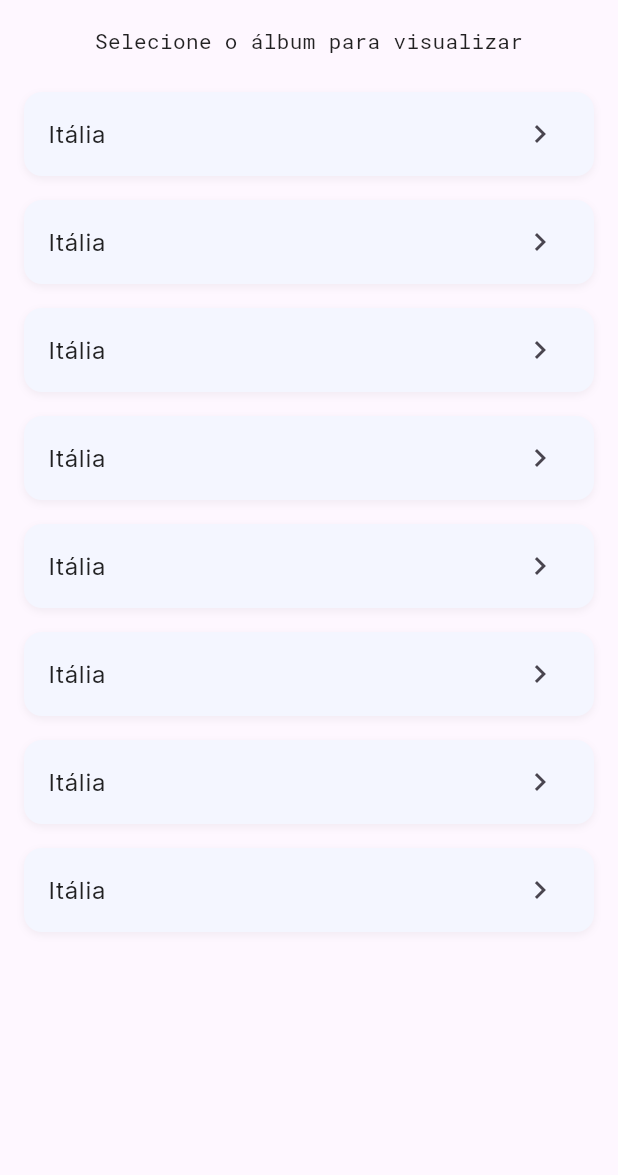
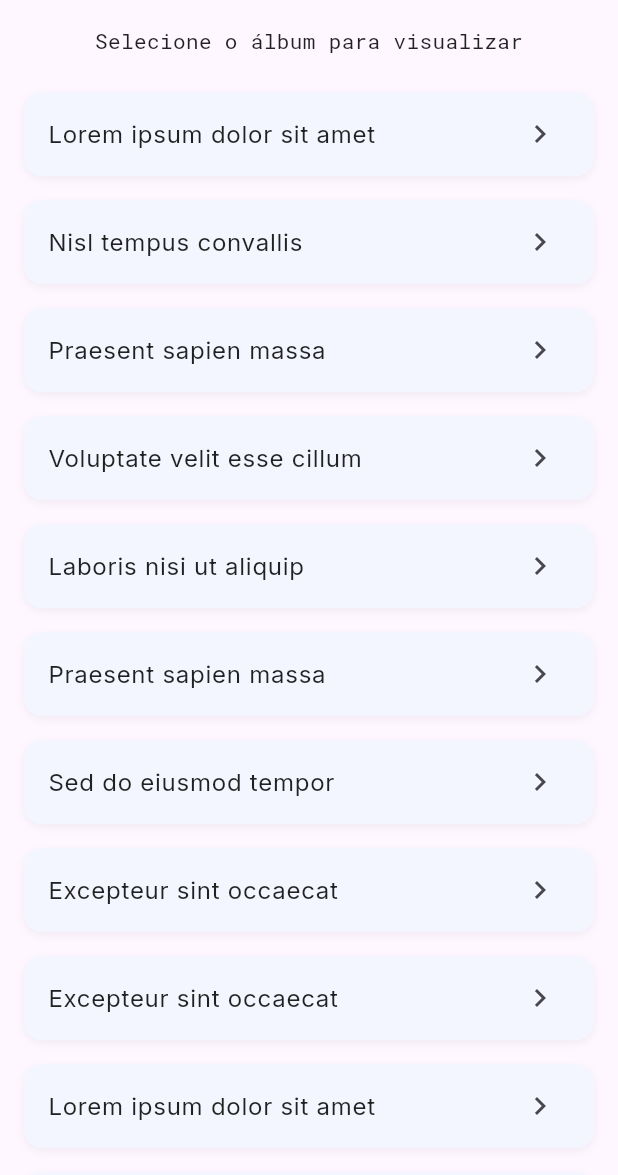
Before and after one commit to juliaam/flutter-project, a Flutter app: the screen it shows after launch, on a phone screen of 412 x 824 dp, the part 61-1236 px from its top. Run offline on Flutter 3.47's test engine with Material 3 defaults, Android fonts, the phone set to English and light mode, and no system bars; our stand-ins replace google_fonts.

```diff
--- a/lib/main.dart
+++ b/lib/main.dart
@@ -1,5 +1,8 @@
+import 'dart:math';
 import 'package:flutter/material.dart';
 import 'package:google_fonts/google_fonts.dart';
+import 'package:uuid/uuid.dart';
+
 
 void main() {
   runApp(const MyApp());
@@ -11,7 +14,7 @@ class MyApp extends StatelessWidget {
   @override
   Widget build(BuildContext context) {
     return MaterialApp(
-      title: 'Álbuns App',
+      title: 'Álbums App',
       theme: ThemeData(
         textTheme: GoogleFonts.interTextTheme(),
         useMaterial3: true,
@@ -22,8 +25,53 @@ class MyApp extends StatelessWidget {
   }
 }
 
-class AlbumListPage extends StatelessWidget {
+class AlbumListPage extends StatefulWidget {
   const AlbumListPage({super.key});
+
+  @override
+  State<AlbumListPage> createState() => _AlbumListPageState();
+}
+
+class _AlbumListPageState extends State<AlbumListPage> {
+  final List<String> mockTitles = [
+    "Lorem ipsum dolor sit amet",
+    "Consectetur adipiscing elit",
+    "Sed do eiusmod tempor",
+    "Ut labore et dolore magna",
+    "Ut enim ad minim veniam",
+    "Quis nostrud exercitation",
+    "Laboris nisi ut aliquip",
+    "Commodo consequat",
+    "Duis aute irure dolor",
+    "Voluptate velit esse cillum",
+    "Eu fugiat nulla pariatur",
+    "Excepteur sint occaecat",
+    "Cupidatat non proident",
+    "Sunt in culpa qui officia",
+    "Deserunt mollit anim id est",
+    "Labore et dolore magna aliqua",
+    "Curabitur non nulla sit amet",
+    "Nisl tempus convallis",
+    "Praesent sapien massa",
+    "Vivamus suscipit tortor eget"
+  ];
+
+  final Random _random = Random();
+  final Uuid _uuid = const Uuid();
+  late final List<Map<String, dynamic>> albums;
+
+  @override
+  void initState() {
+    super.initState();
+    albums = List.generate(60, (index) {
+      final title = mockTitles[_random.nextInt(mockTitles.length)];
+      return {
+        "userId": _uuid.v4(),
+        "id": _uuid.v4(),
+        "title": title,
+      };
+    });
+  }
 
   @override
   Widget build(BuildContext context) {
@@ -53,9 +101,10 @@ class AlbumListPage extends StatelessWidget {
         ),
       ),
       body: ListView.builder(
-        itemCount: 8,
+        itemCount: albums.length,
         padding: const EdgeInsets.symmetric(horizontal: 16, vertical: 8),
         itemBuilder: (context, index) {
+          final item = albums[index];
           return Container(
             margin: const EdgeInsets.symmetric(vertical: 8),
             decoration: BoxDecoration(
@@ -69,15 +118,15 @@ class AlbumListPage extends StatelessWidget {
                 ),
               ],
             ),
-            child: const ListTile(
+            child: ListTile(
               title: Text(
-                'Itália',
-                style: TextStyle(
+                item['title'],
+                style: const TextStyle(
                   fontSize: 16,
                   color: Colors.black87,
                 ),
               ),
-              trailing: Icon(Icons.chevron_right),
+              trailing: const Icon(Icons.chevron_right),
             ),
           );
         },
--- a/pubspec.yaml
+++ b/pubspec.yaml
@@ -12,6 +12,7 @@ dependencies:
     sdk: flutter
   cupertino_icons: ^1.0.8
   google_fonts: ^6.1.0
+  uuid: ^4.0.0
 
 dev_dependencies:
   flutter_test:
```
Also changed, not shown: pubspec.lock, 1 other file.
